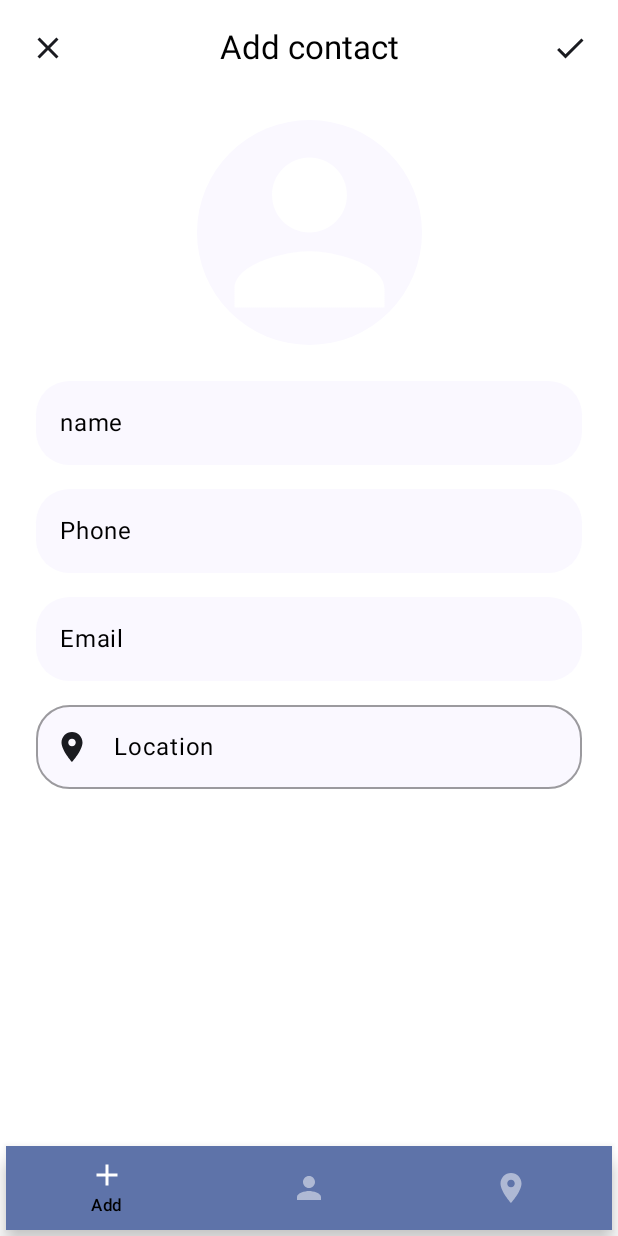
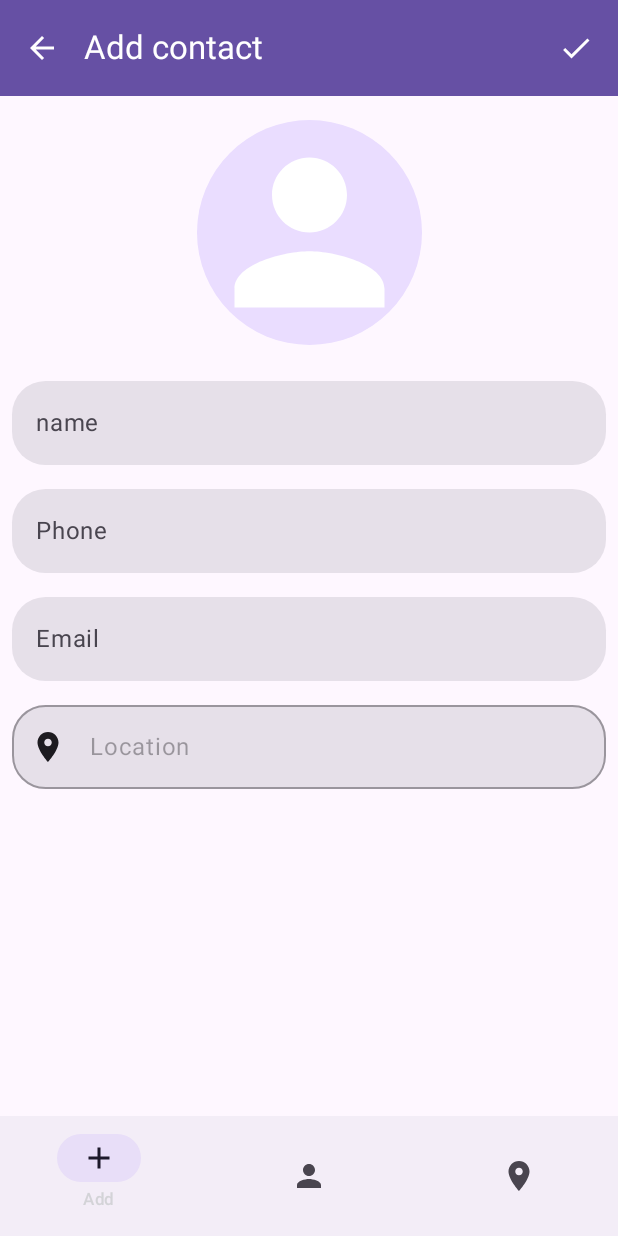
Before and after one commit to manish8621/ContactsMap, an Android app built with Jetpack Compose: the AddContactScreen screen opened through its navigation route, on a phone screen of 412 x 824 dp. Run offline under Robolectric (Android 15) with nearby library versions, the phone set to English and light mode, and no system bars; our stand-ins replace Dagger/Hilt's generated code, livedata-compose.

Commit message:
added abb bar , nav bar from material3 changed input field colors to material3

```diff
--- a/app/src/main/java/com/mk/contactsmap/NavGraph.kt
+++ b/app/src/main/java/com/mk/contactsmap/NavGraph.kt
@@ -12,7 +12,6 @@ import androidx.compose.ui.graphics.vector.ImageVector
 import androidx.navigation.NavHostController
 import androidx.navigation.compose.NavHost
 import androidx.navigation.compose.composable
-import com.mk.contactsmap.screens.*
 import com.mk.contactsmap.ui.screens.*
 import com.mk.contactsmap.ui.viewModel.MainViewModel
 
--- a/app/src/main/java/com/mk/contactsmap/customComposables/CustomComposables.kt
+++ b/app/src/main/java/com/mk/contactsmap/customComposables/CustomComposables.kt
@@ -1,34 +1,31 @@
+@file:OptIn(ExperimentalMaterial3Api::class)
+
 package com.mk.contactsmap.customComposables
 
-import android.hardware.lights.Light
-import android.widget.Toast
-import androidx.compose.animation.animateContentSize
-import androidx.compose.animation.core.FastOutLinearInEasing
-import androidx.compose.animation.core.tween
-import androidx.compose.foundation.background
+
+import androidx.compose.foundation.clickable
 import androidx.compose.foundation.layout.*
 import androidx.compose.foundation.shape.RoundedCornerShape
 import androidx.compose.foundation.text.KeyboardOptions
-import androidx.compose.material.*
+import androidx.compose.material.BottomNavigation
+import androidx.compose.material.BottomNavigationItem
 import androidx.compose.material.icons.Icons
-import androidx.compose.material.icons.filled.Clear
+import androidx.compose.material.icons.filled.ArrowBack
 import androidx.compose.material.icons.filled.Done
 import androidx.compose.material3.MaterialTheme
-import androidx.compose.material3.Text
+import androidx.compose.material3.*
 import androidx.compose.runtime.Composable
 import androidx.compose.runtime.getValue
-import androidx.compose.ui.Alignment
-import androidx.compose.ui.Modifier
+import androidx.compose.ui.*
 import androidx.compose.ui.graphics.Color
-import androidx.compose.ui.text.Placeholder
-import androidx.compose.ui.text.TextStyle
-import androidx.compose.ui.text.font.FontStyle
-import androidx.compose.ui.text.font.FontWeight
+import androidx.compose.ui.res.stringResource
 import androidx.compose.ui.text.input.KeyboardType
-import androidx.compose.ui.text.style.TextAlign
+import androidx.compose.ui.tooling.preview.Preview
 import androidx.compose.ui.unit.dp
 import androidx.navigation.NavHostController
 import androidx.navigation.compose.currentBackStackEntryAsState
+import androidx.navigation.compose.rememberNavController
+import com.mk.contactsmap.R
 import com.mk.contactsmap.bottomNavItems
 
 @Composable
@@ -36,91 +33,95 @@ fun PlaceHolder(text :String) {
     Text(text = "name", style = MaterialTheme.typography.labelMedium)
 }
 
+@OptIn(ExperimentalMaterial3Api::class)
 @Composable
-fun BorderLessCurvedTextField(value:String,
-                              onValChange:(String)->Unit,
+fun BorderLessCurvedTextField(
+    value: String,
+    onValChange: (String) -> Unit,
     placeholder: String,
-                              enabled:Boolean = true,
-                              keyboardType: KeyboardType = KeyboardType.Text) {
+    leadingIcon: @Composable() (() -> Unit)? = null,
+    enabled: Boolean = true,
+    keyboardType: KeyboardType = KeyboardType.Text,
+    onClick: (() -> Unit)? = null
+) {
     OutlinedTextField(
         value = value,
         onValueChange = onValChange,
         shape= RoundedCornerShape(40),
         modifier = Modifier
             .fillMaxWidth()
-            .padding(8.dp),
+            .padding(8.dp)
+            .clickable {
+                if (onClick != null) {
+                    onClick()
+                }
+            }
+        ,
         colors = TextFieldDefaults.textFieldColors(
-            backgroundColor = MaterialTheme.colorScheme.background,
             unfocusedIndicatorColor = Color.Transparent
         ),
+        leadingIcon = leadingIcon,
         enabled = enabled,
         singleLine = true,
         placeholder = { Text(text = placeholder) },
         keyboardOptions = KeyboardOptions(keyboardType = keyboardType)
     )
 }
+
+@OptIn(ExperimentalMaterial3Api::class)
 @Composable
-fun CustomAppBar(title:String,
-                 onCancelClicked:(()->Unit)?=null,
-                 onDoneClicked:(()->Unit)?=null) {
-    Row(
-        horizontalArrangement = Arrangement.SpaceBetween,
-        verticalAlignment = Alignment.CenterVertically,
-        modifier = Modifier
-            .fillMaxWidth()
-            .padding(8.dp)
-            .animateContentSize(animationSpec = tween(100, easing = FastOutLinearInEasing))
+fun CustomAppBar(title:String= stringResource(id = R.string.app_name),
+                 navController: NavHostController, onDoneClicked: (() -> Unit)? = null){
+        TopAppBar(
+            title = {Text(text= title)}
+            ,colors = TopAppBarDefaults.topAppBarColors(
+                containerColor = MaterialTheme.colorScheme.primary
+            , titleContentColor = MaterialTheme.colorScheme.onPrimary
+            , actionIconContentColor = MaterialTheme.colorScheme.onPrimary
+            , navigationIconContentColor = MaterialTheme.colorScheme.onPrimary
             )
-    {
-        if (onCancelClicked != null) {
-            androidx.compose.material3.IconButton(onClick = onCancelClicked) {
-                androidx.compose.material3.Icon(
-                    imageVector = Icons.Default.Clear,
-                    tint = MaterialTheme.colorScheme.onSurface,
-                    contentDescription = "cancel"
-                )
+            ,navigationIcon = {
+                        if(navController.previousBackStackEntry!=null){
+                        IconButton(onClick = { navController.navigateUp() }) {
+                            Icon(imageVector = Icons.Default.ArrowBack, contentDescription = "")
                         }
                         }
-        else
-        {
-            Spacer(modifier = Modifier.width(50.dp))
                 }
-        Text(text = title, style = MaterialTheme.typography.titleLarge, modifier = Modifier.weight(1F), textAlign = TextAlign.Center)
-        if (onDoneClicked != null) {
-            androidx.compose.material3.IconButton(onClick = onDoneClicked) {
-                androidx.compose.material3.Icon(
-                    imageVector = Icons.Default.Done,
-                    tint = MaterialTheme.colorScheme.onSurface,
-                    contentDescription = ""
-                )
+            ,actions={
+                onDoneClicked?.let{
+                    IconButton(onClick = onDoneClicked) {
+                        Icon(imageVector = Icons.Default.Done, contentDescription = "done btn")
                     }
                 }
-        else
-        {
-            Spacer(modifier = Modifier.width(50.dp))
             }
-    }
+        )
 }
 
 @Composable
 fun CustomBottomNavigationBar(navController:NavHostController) {
-    BottomNavigation(backgroundColor = androidx.compose.material3.MaterialTheme.colorScheme.primaryContainer, modifier = Modifier.padding(4.dp)) {
+
+    NavigationBar() {
         val navBackStackEntry by navController.currentBackStackEntryAsState()
         //get current screen route
         val currentRoute = navBackStackEntry?.destination?.route
 
         bottomNavItems.forEach{
                 navItem->
-                BottomNavigationItem(
+            NavigationBarItem(
                 //check if current route and the item's route matches
                 selected = currentRoute==navItem.route,
                 onClick = { navController.navigate(navItem.route) },
                 icon = { Icon(imageVector = navItem.icon, contentDescription = navItem.label)},
-                    label = {Text(text = navItem.label, style = androidx.compose.material3.MaterialTheme.typography.labelSmall)},
-                    alwaysShowLabel = false,
-                    selectedContentColor = androidx.compose.material3.MaterialTheme.colorScheme.onPrimaryContainer ,
-                    unselectedContentColor = androidx.compose.material3.MaterialTheme.colorScheme.onPrimaryContainer.copy(alpha = 0.5F)
+                label = {Text(text = navItem.label, style = MaterialTheme.typography.labelSmall)},
+                alwaysShowLabel = false
                 )
         }
     }
 }
+@Preview
+@Composable
+fun CustomPreview() {
+    Scaffold(topBar = { CustomAppBar("Contacts",rememberNavController(),{}) }, content = {
+       Text("hello rold",Modifier.padding(it))
+    })
+}
--- a/app/src/main/java/com/mk/contactsmap/ui/screens/AddContactScreen.kt
+++ b/app/src/main/java/com/mk/contactsmap/ui/screens/AddContactScreen.kt
@@ -1,3 +1,5 @@
+@file:OptIn(ExperimentalMaterial3Api::class)
+
 package com.mk.contactsmap.ui.screens
 
 import android.widget.Toast
@@ -9,8 +11,6 @@ import androidx.compose.foundation.clickable
 import androidx.compose.foundation.layout.*
 import androidx.compose.foundation.shape.CircleShape
 import androidx.compose.foundation.shape.RoundedCornerShape
-import androidx.compose.material.OutlinedTextField
-import androidx.compose.material.TextFieldDefaults
 import androidx.compose.material.icons.Icons
 import androidx.compose.material3.*
 import androidx.compose.material.icons.filled.Clear
@@ -66,15 +66,14 @@ fun AddContactScreen(navController: NavHostController, viewModel: MainViewModel)
     var mail by rememberSaveable {
         mutableStateOf("")
     }
-    var location by rememberSaveable {
-        mutableStateOf("")
-    }
 
     //result from map screen
     val latitude = navController.currentBackStackEntry?.savedStateHandle?.getLiveData<Double>(LAT_KEY)?.observeAsState()
     val longitude = navController.currentBackStackEntry?.savedStateHandle?.getLiveData<Double>(LNG_KEY)?.observeAsState()
 
-    val imagePickerLauncher = rememberLauncherForActivityResult(contract = ActivityResultContracts.GetContent(), onResult = {
+    val imagePickerLauncher = rememberLauncherForActivityResult(
+        contract = ActivityResultContracts.GetContent(),
+        onResult = {
         it?.let { srcUri->
             //create folder if not exists
             val destDir = activity.filesDir.path+"/photos"
@@ -104,12 +103,14 @@ fun AddContactScreen(navController: NavHostController, viewModel: MainViewModel)
             }
         }
     })
-
-    Column(modifier = Modifier.fillMaxSize()){
-        CustomAppBar(title = "Add contact", onDoneClicked = {
+    Scaffold(
+            topBar = {
+                CustomAppBar(title = "Add contact",
+                    navController = navController,
+                    onDoneClicked = {
+                        //TODO:make it a separate function
                         //check if valid
                         if(isValid(name,number,mail)) {
-
                             var locationSelected:Location? =null
                             latitude?.value?.let { lat->
                                 longitude?.value?.let { lng->
@@ -130,16 +131,17 @@ fun AddContactScreen(navController: NavHostController, viewModel: MainViewModel)
                         else
                             Toast.makeText(activity,"details required", Toast.LENGTH_SHORT).show()
                     }
-        , onCancelClicked = { navController.navigateUp()}
                 )
-
+            }
+        ) { padding ->
         Column(
             modifier = Modifier
                 .fillMaxSize()
-                .padding(16.dp),
+                .padding(padding),
             horizontalAlignment = Alignment.CenterHorizontally
 
         ) {
+            Spacer(modifier = Modifier.height(16.dp))
                 Image(
                     painter = if(photo.isNotBlank())
                         rememberAsyncImagePainter(photo)
@@ -149,16 +151,19 @@ fun AddContactScreen(navController: NavHostController, viewModel: MainViewModel)
                     contentScale = ContentScale.Crop,
                     modifier = Modifier
                         .clip(CircleShape)
-                        .background(MaterialTheme.colorScheme.background)
+                        .background(MaterialTheme.colorScheme.primaryContainer)
                         .width(150.dp)
                         .height(150.dp)
                         .clickable { imagePickerLauncher.launch("image/*") }
-
                 )
 
             Spacer(modifier = Modifier.height(16.dp))
 
-            BorderLessCurvedTextField(value = name, onValChange = {name = it}, placeholder = "name")
+            BorderLessCurvedTextField(
+                value = name,
+                onValChange = {name = it},
+                placeholder = "name"
+            )
             BorderLessCurvedTextField(value = number?:""
                 , onValChange = {number = it}
                 , placeholder = "Phone"
@@ -168,30 +173,18 @@ fun AddContactScreen(navController: NavHostController, viewModel: MainViewModel)
                 , placeholder = "Email"
                 , keyboardType = KeyboardType.Email)
 
-
-            //TODO:change
-            OutlinedTextField(value = getLocationInfo(latitude?.value,longitude?.value),
-                onValueChange = {},
-                shape= RoundedCornerShape(40),
-                modifier = Modifier
-                    .fillMaxWidth()
-                    .padding(8.dp)
-                    .clickable {
-                        navController.navigate(Screen.SelectLocationScreen.route)
-                    },
-                colors = TextFieldDefaults.textFieldColors(
-                    backgroundColor = MaterialTheme.colorScheme.background,
-                    unfocusedIndicatorColor = Color.Transparent
-                ),
-                enabled = false,
-                singleLine = true,
-                leadingIcon = {
+            BorderLessCurvedTextField(value = getLocationInfo(latitude?.value,longitude?.value)
+                , onValChange = {}
+                , placeholder = "Location"
+                , leadingIcon = {
                     Icon(
                         imageVector = Icons.Default.LocationOn, tint = MaterialTheme.colorScheme.onSurface, contentDescription = "location icon"
                     )
-                },
-                placeholder = { Text(text = "Location") }
-            )
+                }
+                ,enabled =false
+                , onClick = {
+                navController.navigate(Screen.SelectLocationScreen.route)
+            })
         }
     }
 }
--- a/app/src/main/java/com/mk/contactsmap/ui/screens/SelectLocationScreen.kt
+++ b/app/src/main/java/com/mk/contactsmap/ui/screens/SelectLocationScreen.kt
@@ -30,15 +30,10 @@ fun SelectLocationScreen(navController: NavHostController, viewModel: MainViewMo
         var locationSelected by rememberSaveable() {
             mutableStateOf(LatLng(0.0,0.0))
         }
-        val cameraPosition = rememberCameraPositionState(){
-            CameraPosition.fromLatLngZoom(locationSelected,12F)
-        }
 
         CustomAppBar(title = "select a location"
-            , onCancelClicked = {
-                navController.navigateUp()
-            },
-            onDoneClicked = if(locationSelected.latitude != 0.0 && locationSelected.longitude != 0.0)
+            ,navController=navController
+            ,onDoneClicked = if(locationSelected.latitude != 0.0 && locationSelected.longitude != 0.0)
             {
                 {
                     //set result
@@ -48,7 +43,9 @@ fun SelectLocationScreen(navController: NavHostController, viewModel: MainViewMo
                     }
                     navController.navigateUp()
                 }
-            }else null
+            }else {
+                null
+            }
         )
         Box(modifier = Modifier.fillMaxSize()){
             GoogleMap(
--- a/app/src/main/java/com/mk/contactsmap/ui/screens/ShowContactsOnMapScreen.kt
+++ b/app/src/main/java/com/mk/contactsmap/ui/screens/ShowContactsOnMapScreen.kt
@@ -41,9 +41,9 @@ import com.mk.contactsmap.ui.viewModel.MainViewModel
 import java.io.File
 
 @Composable
-fun ShowContactsOnMapScreen(navHostController: NavHostController,viewModel: MainViewModel) {
+fun ShowContactsOnMapScreen(navController: NavHostController,viewModel: MainViewModel) {
     Column(modifier = Modifier.fillMaxSize()){
-        CustomAppBar(title ="All contacts")
+        CustomAppBar(title ="Contacts on map",navController)
         val contacts by viewModel.contactslist.observeAsState(initial = listOf())
         GoogleMap(modifier = Modifier.fillMaxSize(), uiSettings = MapUiSettings(zoomControlsEnabled = true)){
             contacts.forEach{
--- a/app/src/main/java/com/mk/contactsmap/ui/screens/ShowContactsScreen.kt
+++ b/app/src/main/java/com/mk/contactsmap/ui/screens/ShowContactsScreen.kt
@@ -37,19 +37,20 @@ fun ShowContactsScreen(navController: NavHostController, viewModel: MainViewMode
     val uiState by viewModel.uiStateFlow.collectAsState()
     val contacts by viewModel.contactslist.observeAsState(listOf())
 
-    Box( contentAlignment = Alignment.Center, modifier = Modifier.padding(16.dp)) {
 
-        Column(modifier = Modifier.fillMaxSize()) {
-            CustomAppBar("All contacts")
-            ContactsList(contacts){
+    androidx.compose.material.Scaffold(topBar = {
+        CustomAppBar("All contacts",navController)
+    }
+    ){
+        Box(contentAlignment = Alignment.Center, modifier = Modifier.padding(it)) {
+            ContactsList(contacts) {
                 viewModel.handleEvent(Events.ContactDelete(it))
             }
+            //to show if no contacts
+            if (uiState is UiState.Idle && contacts.isEmpty())
+                Text(text = "No contacts", style = MaterialTheme.typography.labelMedium)
+
         }
-
-        //to show if no contacts
-        if (uiState is UiState.Idle && contacts.isEmpty())
-            Text(text = "No contacts", style = MaterialTheme.typography.labelMedium)
-
     }
 }
 
--- a/app/src/main/java/com/mk/contactsmap/ui/theme/Theme.kt
+++ b/app/src/main/java/com/mk/contactsmap/ui/theme/Theme.kt
@@ -19,15 +19,13 @@ import androidx.core.view.ViewCompat
 private val DarkColorScheme = darkColorScheme(
     primary = Purple80,
     secondary = PurpleGrey80,
-    tertiary = Pink80,
-    background = Black
+    tertiary = Pink80
 )
 
 private val LightColorScheme = lightColorScheme(
     primary = Purple40,
-    secondary = PurpleGrey40,
-    tertiary = Pink40,
-    background = lightGrey
+    secondary = lightGrey,
+    tertiary = Pink40
     /* Other default colors to override
     background = Color(0xFFFFFBFE),
     surface = Color(0xFFFFFBFE),
@@ -43,7 +41,7 @@ private val LightColorScheme = lightColorScheme(
 fun ContactsMapTheme(
     darkTheme: Boolean = isSystemInDarkTheme(),
     // Dynamic color is available on Android 12+
-    dynamicColor: Boolean = true,
+    dynamicColor: Boolean = false,
     content: @Composable () -> Unit
 ) {
     val colorScheme = when {
```
Lines whose indentation alone changed are shown as unchanged.
